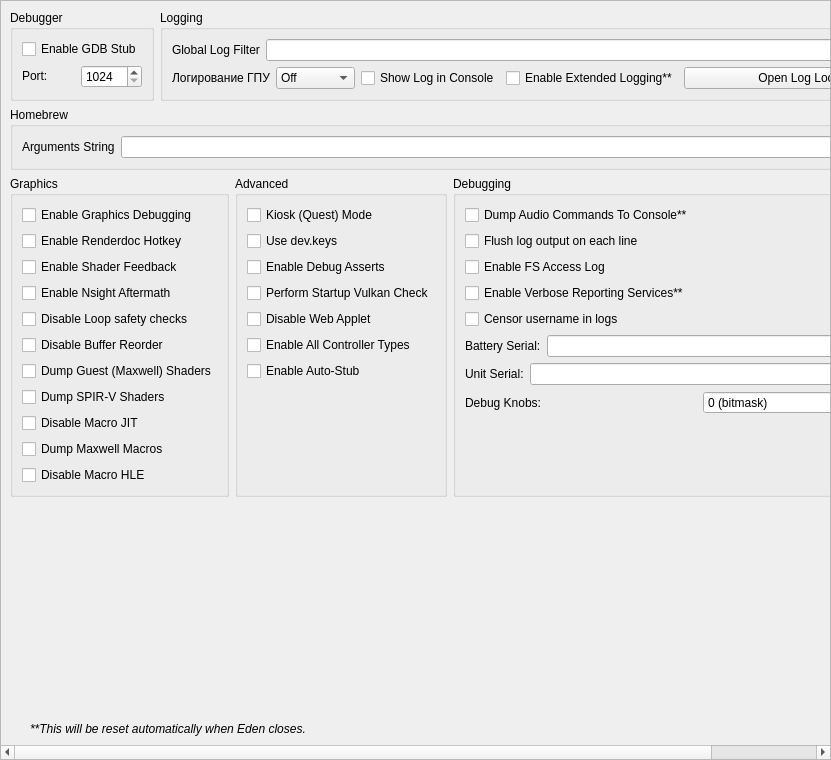
Old version of the form src/yuzu/configuration/configure_debug.ui in the repository ReiKatari/STORM_EDEN.
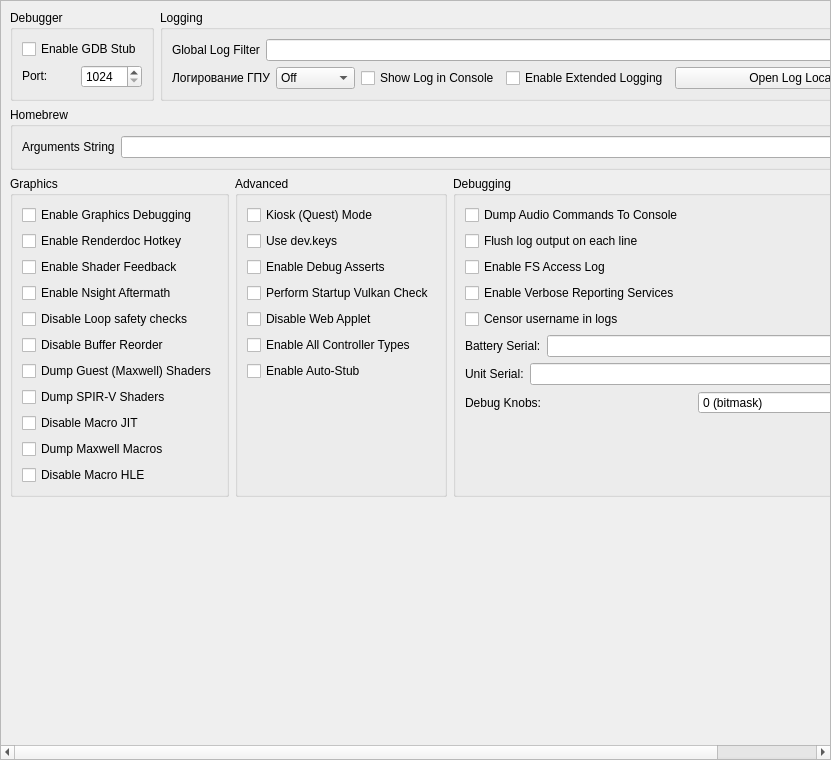
New version of the form.

Commit message: refactor: release 6.2.8 - update README, bump version to 6.2.8, implement acc LoadOpenContext, fix debug settings persistence, and update auto-fix profiles for Animal Well and Mario Wonder

Patch:
```diff
--- a/src/yuzu/configuration/configure_debug.ui
+++ b/src/yuzu/configuration/configure_debug.ui
@@ -276,7 +276,7 @@
             <string>When checked, the max size of the log increases from 100 MB to 1 GB</string>
            </property>
            <property name="text">
-            <string>Enable Extended Logging**</string>
+            <string>Enable Extended Logging</string>
            </property>
           </widget>
          </item>
@@ -720,7 +720,7 @@
             <string>Enable this to output the latest generated audio command list to the console. Only affects games using the audio renderer.</string>
            </property>
            <property name="text">
-            <string>Dump Audio Commands To Console**</string>
+            <string>Dump Audio Commands To Console</string>
            </property>
           </widget>
          </item>
@@ -741,7 +741,7 @@
          <item row="4" column="0">
           <widget class="QCheckBox" name="reporting_services">
            <property name="text">
-            <string>Enable Verbose Reporting Services**</string>
+            <string>Enable Verbose Reporting Services</string>
            </property>
           </widget>
          </item>
@@ -770,27 +770,6 @@
       </property>
      </spacer>
     </item>
-    <item>
-     <widget class="QLabel" name="label_5">
-      <property name="sizePolicy">
-       <sizepolicy hsizetype="Expanding" vsizetype="Preferred">
-        <horstretch>0</horstretch>
-        <verstretch>0</verstretch>
-       </sizepolicy>
-      </property>
-      <property name="font">
-       <font>
-        <italic>true</italic>
-       </font>
-      </property>
-      <property name="text">
-       <string>**This will be reset automatically when Eden closes.</string>
-      </property>
-      <property name="indent">
-       <number>20</number>
-      </property>
-     </widget>
-    </item>
    </layout>
   </widget>
  </widget>
```
The commit also changes 39 other files.
